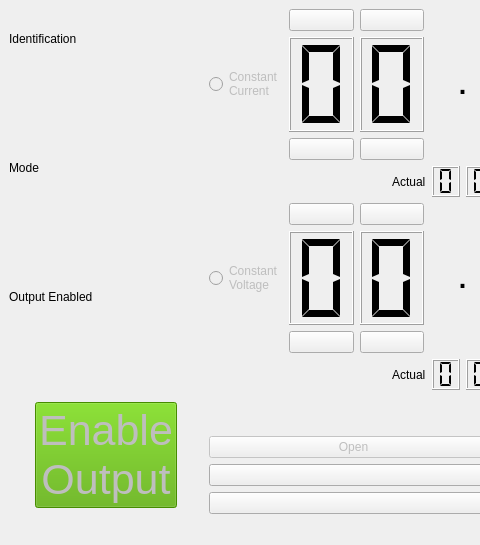
bogflap/RemoteControlledPsu, file PsuGuiControl/mainwindow.ui: the form before one commit; both pictures show x 0 to 480 and y 0 to 545 of the 801 by 545 pixel window.
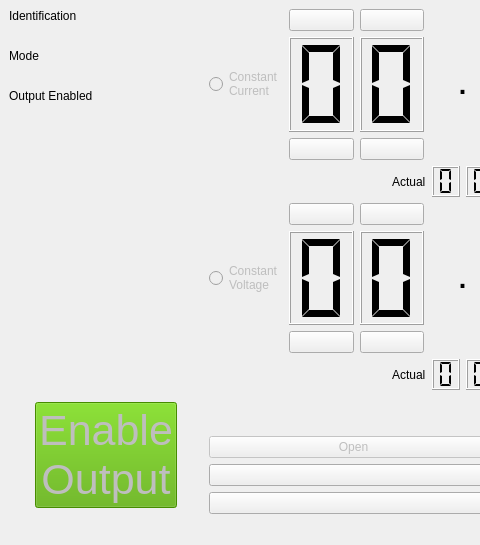
The form after the commit. Icons and pictures are not drawn.

Commit message: Enable/disable open, close and serialPort buttons correctly

The edit to the form file:
```diff
--- a/PsuGuiControl/mainwindow.ui
+++ b/PsuGuiControl/mainwindow.ui
@@ -1129,6 +1129,19 @@
           </property>
          </widget>
         </item>
+        <item>
+         <spacer name="verticalSpacer">
+          <property name="orientation">
+           <enum>Qt::Vertical</enum>
+          </property>
+          <property name="sizeHint" stdset="0">
+           <size>
+            <width>20</width>
+            <height>40</height>
+           </size>
+          </property>
+         </spacer>
+        </item>
        </layout>
       </item>
       <item>
```
The commit also changes 1 other file.
